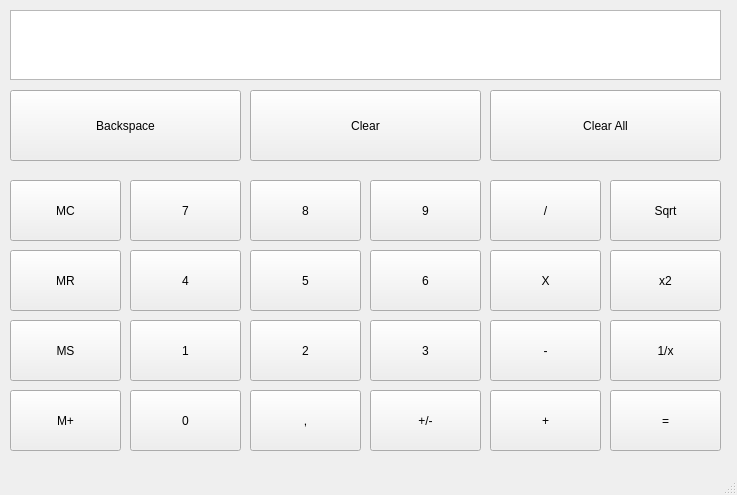
The window that C++/Qt_widgets_calculator/mainwindow.ui (WinnovaTiviPT21/Jarmo) describes before a commit, drawn with Qt 5.
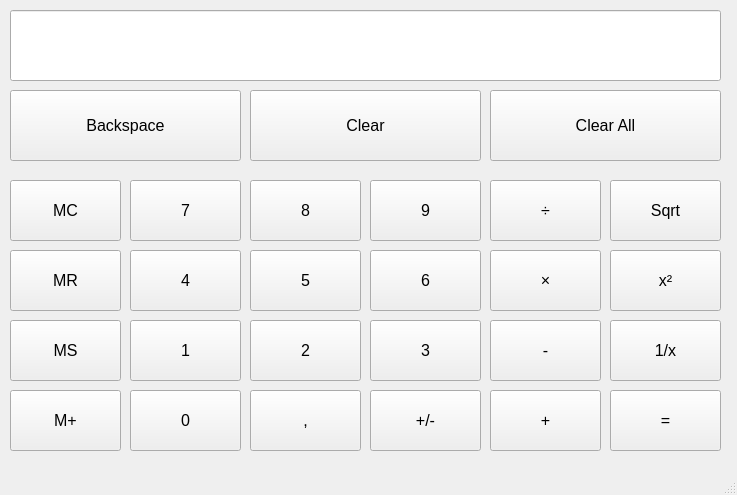
The same window after the commit.

Commit message: Toimiva versio

```diff
--- a/C++/Qt_widgets_calculator/mainwindow.ui
+++ b/C++/Qt_widgets_calculator/mainwindow.ui
@@ -17,16 +17,6 @@
    <bool>false</bool>
   </property>
   <widget class="QWidget" name="centralwidget">
-   <widget class="QTextEdit" name="textEdit">
-    <property name="geometry">
-     <rect>
-      <x>10</x>
-      <y>10</y>
-      <width>711</width>
-      <height>70</height>
-     </rect>
-    </property>
-   </widget>
    <widget class="QToolButton" name="Backspace">
     <property name="geometry">
      <rect>
@@ -36,6 +26,11 @@
       <height>71</height>
      </rect>
     </property>
+    <property name="font">
+     <font>
+      <pointsize>12</pointsize>
+     </font>
+    </property>
     <property name="text">
      <string>Backspace</string>
     </property>
@@ -49,6 +44,11 @@
       <height>71</height>
      </rect>
     </property>
+    <property name="font">
+     <font>
+      <pointsize>12</pointsize>
+     </font>
+    </property>
     <property name="text">
      <string>Clear</string>
     </property>
@@ -62,6 +62,11 @@
       <height>71</height>
      </rect>
     </property>
+    <property name="font">
+     <font>
+      <pointsize>12</pointsize>
+     </font>
+    </property>
     <property name="text">
      <string>Clear All</string>
     </property>
@@ -75,6 +80,11 @@
       <height>61</height>
      </rect>
     </property>
+    <property name="font">
+     <font>
+      <pointsize>12</pointsize>
+     </font>
+    </property>
     <property name="text">
      <string>MC</string>
     </property>
@@ -88,6 +98,11 @@
       <height>61</height>
      </rect>
     </property>
+    <property name="font">
+     <font>
+      <pointsize>12</pointsize>
+     </font>
+    </property>
     <property name="text">
      <string>7</string>
     </property>
@@ -101,6 +116,11 @@
       <height>61</height>
      </rect>
     </property>
+    <property name="font">
+     <font>
+      <pointsize>12</pointsize>
+     </font>
+    </property>
     <property name="text">
      <string>8</string>
     </property>
@@ -114,6 +134,11 @@
       <height>61</height>
      </rect>
     </property>
+    <property name="font">
+     <font>
+      <pointsize>12</pointsize>
+     </font>
+    </property>
     <property name="text">
      <string>9</string>
     </property>
@@ -127,8 +152,13 @@
       <height>61</height>
      </rect>
     </property>
+    <property name="font">
+     <font>
+      <pointsize>12</pointsize>
+     </font>
+    </property>
     <property name="text">
-     <string>/</string>
+     <string>÷</string>
     </property>
    </widget>
    <widget class="QToolButton" name="Neliojuuri">
@@ -140,6 +170,11 @@
       <height>61</height>
      </rect>
     </property>
+    <property name="font">
+     <font>
+      <pointsize>12</pointsize>
+     </font>
+    </property>
     <property name="text">
      <string>Sqrt</string>
     </property>
@@ -153,6 +188,11 @@
       <height>61</height>
      </rect>
     </property>
+    <property name="font">
+     <font>
+      <pointsize>12</pointsize>
+     </font>
+    </property>
     <property name="text">
      <string>MR</string>
     </property>
@@ -166,6 +206,11 @@
       <height>61</height>
      </rect>
     </property>
+    <property name="font">
+     <font>
+      <pointsize>12</pointsize>
+     </font>
+    </property>
     <property name="text">
      <string>4</string>
     </property>
@@ -179,6 +224,11 @@
       <height>61</height>
      </rect>
     </property>
+    <property name="font">
+     <font>
+      <pointsize>12</pointsize>
+     </font>
+    </property>
     <property name="text">
      <string>5</string>
     </property>
@@ -192,6 +242,11 @@
       <height>61</height>
      </rect>
     </property>
+    <property name="font">
+     <font>
+      <pointsize>12</pointsize>
+     </font>
+    </property>
     <property name="text">
      <string>6</string>
     </property>
@@ -205,8 +260,13 @@
       <height>61</height>
      </rect>
     </property>
+    <property name="font">
+     <font>
+      <pointsize>12</pointsize>
+     </font>
+    </property>
     <property name="text">
-     <string>X</string>
+     <string>×</string>
     </property>
    </widget>
    <widget class="QToolButton" name="x2">
@@ -218,8 +278,13 @@
       <height>61</height>
      </rect>
     </property>
+    <property name="font">
+     <font>
+      <pointsize>12</pointsize>
+     </font>
+    </property>
     <property name="text">
-     <string>x2</string>
+     <string>x²</string>
     </property>
    </widget>
    <widget class="QToolButton" name="MS">
@@ -231,6 +296,11 @@
       <height>61</height>
      </rect>
     </property>
+    <property name="font">
+     <font>
+      <pointsize>12</pointsize>
+     </font>
+    </property>
     <property name="text">
      <string>MS</string>
     </property>
@@ -244,6 +314,11 @@
       <height>61</height>
      </rect>
     </property>
+    <property name="font">
+     <font>
+      <pointsize>12</pointsize>
+     </font>
+    </property>
     <property name="text">
      <string>1</string>
     </property>
@@ -257,6 +332,11 @@
       <height>61</height>
      </rect>
     </property>
+    <property name="font">
+     <font>
+      <pointsize>12</pointsize>
+     </font>
+    </property>
     <property name="text">
      <string>2</string>
     </property>
@@ -270,6 +350,11 @@
       <height>61</height>
      </rect>
     </property>
+    <property name="font">
+     <font>
+      <pointsize>12</pointsize>
+     </font>
+    </property>
     <property name="text">
      <string>3</string>
     </property>
@@ -283,6 +368,11 @@
       <height>61</height>
      </rect>
     </property>
+    <property name="font">
+     <font>
+      <pointsize>12</pointsize>
+     </font>
+    </property>
     <property name="text">
      <string>-</string>
     </property>
@@ -296,6 +386,11 @@
       <height>61</height>
      </rect>
     </property>
+    <property name="font">
+     <font>
+      <pointsize>12</pointsize>
+     </font>
+    </property>
     <property name="text">
      <string>1/x</string>
     </property>
@@ -309,6 +404,11 @@
       <height>61</height>
      </rect>
     </property>
+    <property name="font">
+     <font>
+      <pointsize>12</pointsize>
+     </font>
+    </property>
     <property name="text">
      <string>M+</string>
     </property>
@@ -322,6 +422,11 @@
       <height>61</height>
      </rect>
     </property>
+    <property name="font">
+     <font>
+      <pointsize>12</pointsize>
+     </font>
+    </property>
     <property name="text">
      <string>0</string>
     </property>
@@ -335,6 +440,11 @@
       <height>61</height>
      </rect>
     </property>
+    <property name="font">
+     <font>
+      <pointsize>12</pointsize>
+     </font>
+    </property>
     <property name="text">
      <string>,</string>
     </property>
@@ -348,6 +458,11 @@
       <height>61</height>
      </rect>
     </property>
+    <property name="font">
+     <font>
+      <pointsize>12</pointsize>
+     </font>
+    </property>
     <property name="text">
      <string>+/-</string>
     </property>
@@ -361,6 +476,11 @@
       <height>61</height>
      </rect>
     </property>
+    <property name="font">
+     <font>
+      <pointsize>12</pointsize>
+     </font>
+    </property>
     <property name="text">
      <string>+</string>
     </property>
@@ -374,10 +494,30 @@
       <height>61</height>
      </rect>
     </property>
+    <property name="font">
+     <font>
+      <pointsize>12</pointsize>
+     </font>
+    </property>
     <property name="text">
      <string>=</string>
     </property>
    </widget>
+   <widget class="QLineEdit" name="lineEdit">
+    <property name="geometry">
+     <rect>
+      <x>10</x>
+      <y>10</y>
+      <width>711</width>
+      <height>71</height>
+     </rect>
+    </property>
+    <property name="font">
+     <font>
+      <pointsize>22</pointsize>
+     </font>
+    </property>
+   </widget>
   </widget>
   <widget class="QMenuBar" name="menubar">
    <property name="geometry">
```
The commit also changes 2 other files.
